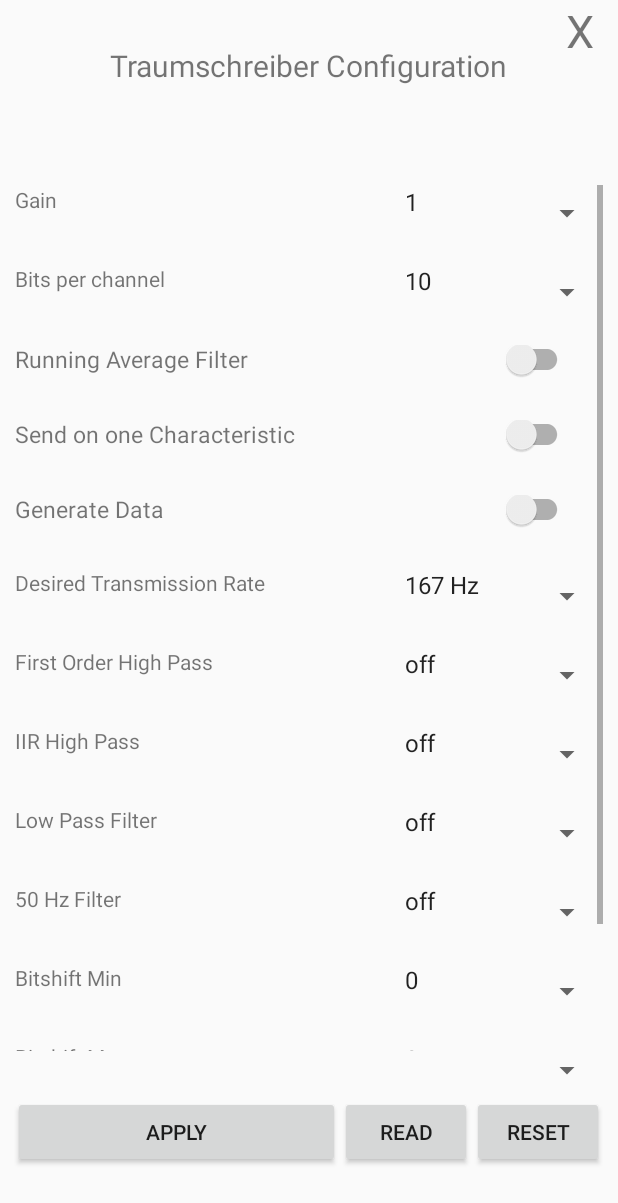
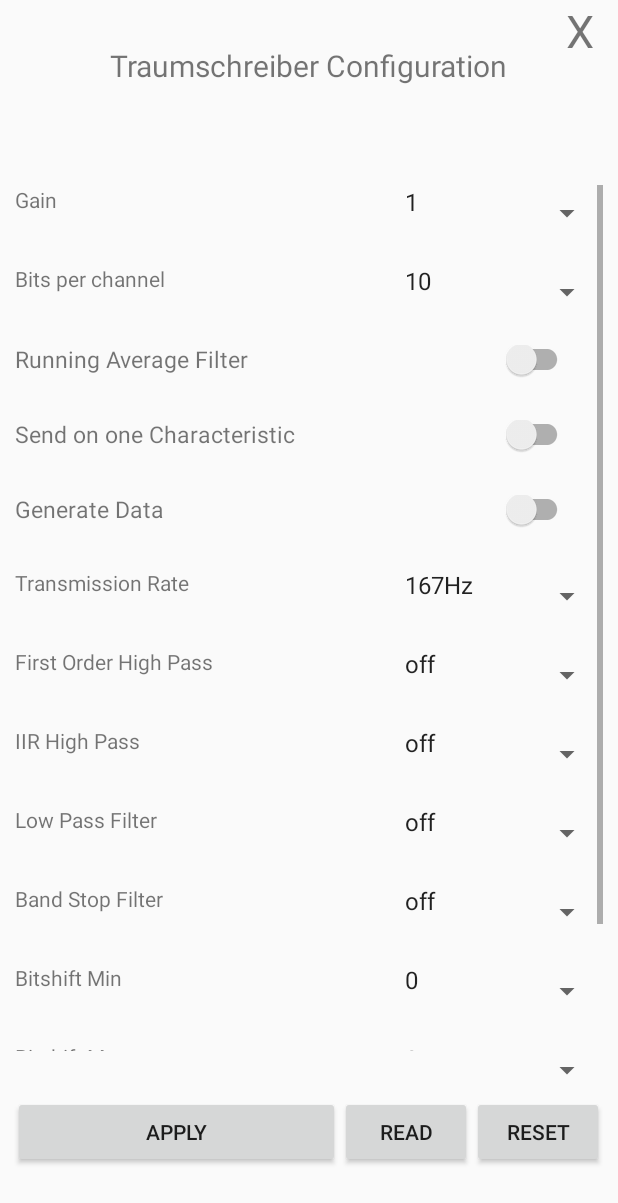
Before and after one commit to adrocampos/EEG-Droid, an Android app: the layout traum_config_popup.xml on its own in the app's theme, with its tools: preview values and no code run, on a phone screen of 412 x 824 dp. Shown: the top 1203 px of the screen. Run offline under Robolectric (Android 15) with nearby library versions, the phone set to English and light mode, and no system bars.

Commit message:
improved config names, added apply config debug dialog

```diff
--- a/app/src/main/res/layout/traum_config_popup.xml
+++ b/app/src/main/res/layout/traum_config_popup.xml
@@ -263,7 +263,7 @@
                 <TextView
                     android:layout_width="wrap_content"
                     android:layout_height="match_parent"
-                    android:text="Desired Transmission Rate"
+                    android:text="Transmission Rate"
 
                     tools:ignore="HardcodedText" />
 
@@ -407,7 +407,7 @@
                 <TextView
                     android:layout_width="wrap_content"
                     android:layout_height="match_parent"
-                    android:text="50 Hz Filter"
+                    android:text="Band Stop Filter"
 
 
                     tools:ignore="HardcodedText" />
--- a/app/src/main/res/values/strings.xml
+++ b/app/src/main/res/values/strings.xml
@@ -301,36 +301,36 @@
     </string-array>
 
     <string-array name="transmission_rate_entries">
-        <item>167 Hz</item>
-        <item>250 Hz</item>
+        <item>167Hz</item>
+        <item>250Hz</item>
     </string-array>
 
     <string-array name="o1_highpass_entries">
         <item>off</item>
-        <item>RC=0.5 Hz</item>
-        <item>RC=1.3 Hz</item>
+        <item>RC=0.5Hz</item>
+        <item>RC=1.3Hz</item>
     </string-array>
 
     <string-array name="iir_highpass_entries">
         <item>off</item>
-        <item>L1 O4</item>
-        <item>L1 7 O4</item>
-        <item>0 8 O2</item>
-        <item>L1 7 O2</item>
+        <item>1.0Hz Order 4</item>
+        <item>1.7Hz Order 4</item>
+        <item>0.8Hz Order 2</item>
+        <item>1.7Hz Order 2</item>
     </string-array>
 
     <string-array name="lowpass_entries">
         <item>off</item>
-        <item>L45 O4</item>
-        <item>L60 O6</item>
+        <item>45Hz Order 4</item>
+        <item>60Hz Order 6</item>
     </string-array>
 
     <string-array name="filter50hz_entries">
         <item>off</item>
-        <item>L46 H54 O6</item>
-        <item>L48 H52 O6</item>
-        <item>L46 H54 O4</item>
-        <item>L48 H52 O4</item>
+        <item>[46,54]Hz Order 6</item>
+        <item>[48,52]Hz Order 6</item>
+        <item>[46,54]Hz Order 4</item>
+        <item>[46,52]Hz Order 4</item>
     </string-array>
 
     <string-array name="bitshift_min_entries">
```
Also changed, not shown: app/src/main/java/de/uni_osnabrueck/ikw/eegdroid/Record.java (+115 -10 lines).
